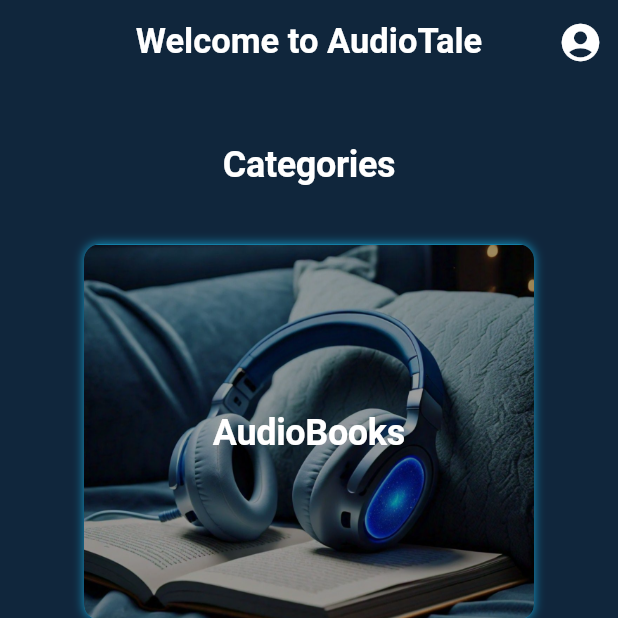
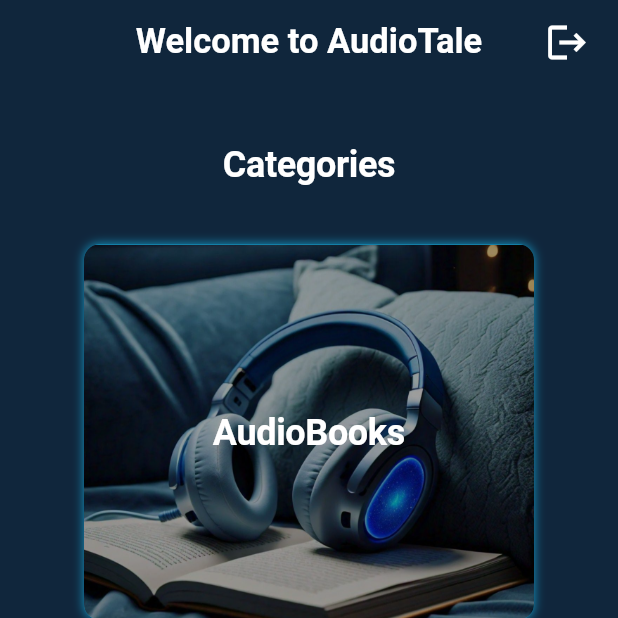
Before and after one commit to BakhtiarAhmed41/AudioTale, a Flutter app: the Home screen opened directly, on a phone screen of 412 x 824 dp, the top half of it. Run offline on Flutter 3.47's test engine with Material 3 defaults, Android fonts, the phone set to English and light mode, and no system bars; our stand-ins replace firebase_auth, firebase_core, fluttertoast; accounts and stored records are empty.

Commit message:
logout button + functionality added

```diff
--- a/lib/home.dart
+++ b/lib/home.dart
@@ -1,6 +1,8 @@
+import 'package:audio_tale/login_screen.dart';
 import 'package:flutter/material.dart';
 import 'audio_books.dart';
 import 'community_creations.dart';
+import 'package:firebase_auth/firebase_auth.dart';
 
 class  Home extends StatefulWidget {
   const Home({super.key});
@@ -10,6 +12,8 @@ class  Home extends StatefulWidget {
 }
 
 class _HomeState extends State<Home> {
+  final auth = FirebaseAuth.instance;
+
   @override
   Widget build(BuildContext context) {
 
@@ -18,8 +22,15 @@ class _HomeState extends State<Home> {
         title: Text("Welcome to AudioTale", style: Theme.of(context).appBarTheme.titleTextStyle),
         centerTitle: true,
         backgroundColor: const Color(0xff10263C),
-        actions: const [Icon(Icons.account_circle_sharp, size: 30,),
-        SizedBox(width: 10,)],
+        actions:  [IconButton(onPressed: (){
+          auth.signOut().then((value)=>
+            Navigator.pushReplacement(context,
+            MaterialPageRoute(builder: (context) => const Login())
+          ).onError((error, stackTrace) {
+
+          },));
+        }, icon: const Icon(Icons.logout, size: 30,)),
+        const SizedBox(width: 10,)],
 
       ),
       body:Padding(
```
